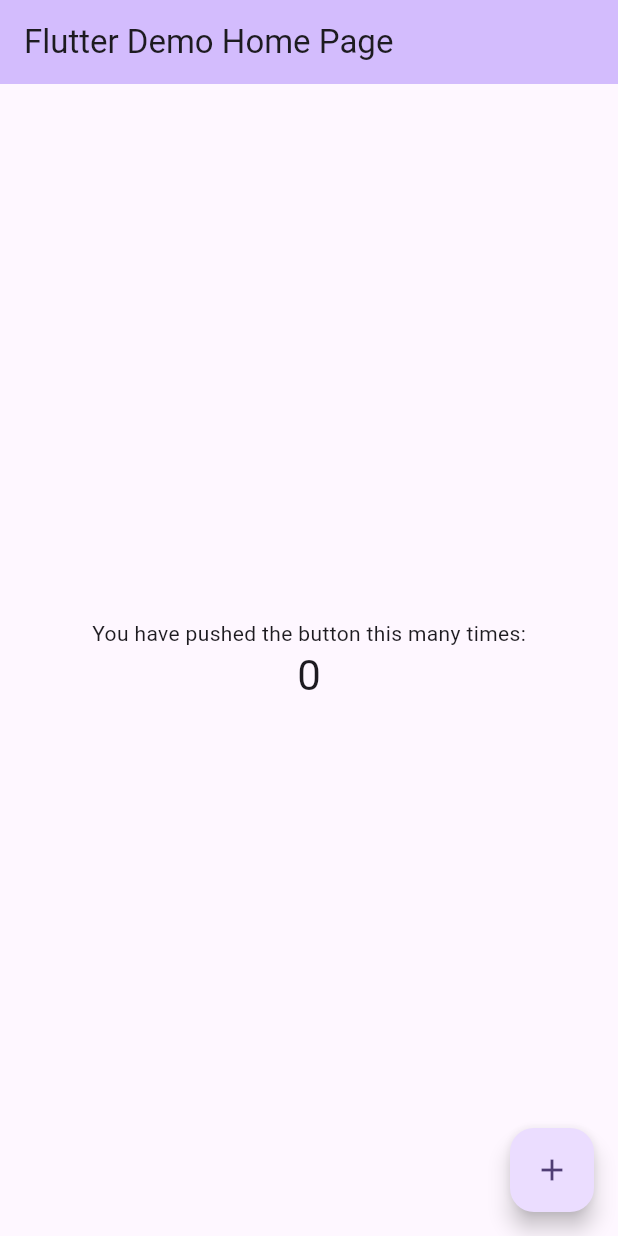
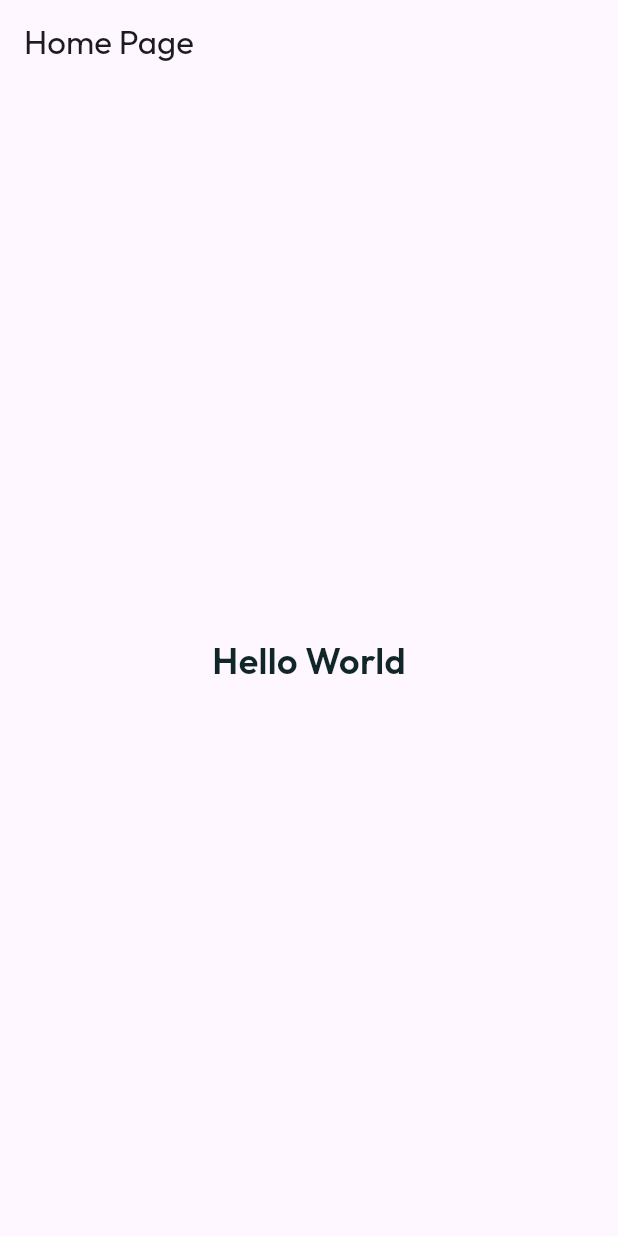
Before and after one commit to NexusphereCo/aiproof, a Flutter app: the screen it shows after launch, on a phone screen of 412 x 824 dp. Run offline on Flutter 3.47's test engine with Material 3 defaults, Android fonts, the phone set to English and light mode, and no system bars; drawn by our look-alikes of auto_size_text.

Commit message:
initial development

```diff
--- /dev/null
+++ b/lib/constants/colors.dart
@@ -0,0 +1,75 @@
+import 'package:flutter/material.dart';
+
+class APColor {
+  APColor._();
+
+  static MaterialColor primary = const MaterialColor(
+    // default = shade[500]
+    0xFF19979C,
+    <int, Color>{
+      50: Color(0xFFF2F3FC),
+      100: Color(0xFFB8DFE0),
+      200: Color(0xFF95CFD1),
+      300: Color(0xFF65B9BD),
+      400: Color(0xFF47ACB0),
+      500: Color(0xFF19979C),
+      600: Color(0xFF17898E),
+      700: Color(0xFF126B6F),
+      800: Color(0xFF0E5356),
+      900: Color(0xFF0B3F42),
+    },
+  );
+
+  static MaterialColor secondary = const MaterialColor(
+    // default = shade[500]
+    0xFF154682,
+    <int, Color>{
+      50: Color(0xFFE8EDF3),
+      100: Color(0xFFB6C6D8),
+      200: Color(0xFF93AAC6),
+      300: Color(0xFF6283AB),
+      400: Color(0xFF446B9B),
+      500: Color(0xFF154682),
+      600: Color(0xFF134076),
+      700: Color(0xFF0F325C),
+      800: Color(0xFF0C2748),
+      900: Color(0xFF091D37),
+    },
+  );
+
+  static MaterialColor light = const MaterialColor(
+    // default = shade[50]
+    0xFFFFFFFF,
+    <int, Color>{
+      50: Color(0xFFFFFFFF),
+      100: Color(0xFFE8E8E8),
+      200: Color(0xFFB5B5B5),
+      300: Color(0xFF8C8C8C),
+      400: Color(0xFF6B6B6B),
+    },
+  );
+
+  static MaterialColor dark = const MaterialColor(
+    // default = shade[400]
+    0xFF112629,
+    <int, Color>{
+      50: Color(0xFFB5BCBD),
+      100: Color(0xFF929B9D),
+      200: Color(0xFF606E70),
+      300: Color(0xFF415154),
+      400: Color(0xFF112629),
+    },
+  );
+
+  static MaterialColor red = const MaterialColor(
+    // default = shade[400]
+    0xFFF64040,
+    <int, Color>{
+      50: Color(0xFFFFD7D7),
+      100: Color(0xFFFFB9B9),
+      200: Color(0xFFF99696),
+      300: Color(0xFFF57070),
+      400: Color(0xFFF64040),
+    },
+  );
+}
--- /dev/null
+++ b/lib/constants/sizes.dart
@@ -0,0 +1,43 @@
+class Spacing {
+  Spacing._();
+
+  // Extra Small
+  static const double xs = 4.0;
+  // Small
+  static const double sm = 8.0;
+  // Medium
+  static const double md = 12.0;
+  // Large
+  static const double lg = 16.0;
+  // Extra Large
+  static const double xl = 24.0;
+  // Double Extra Large
+  static const double xxl = 32.0;
+  // Triple Extra Large
+  static const double xxxl = 64.0;
+}
+
+class Global {
+  Global._();
+
+  static const double paddingBody = 20.0;
+}
+
+class APBorderRadius {
+  APBorderRadius._();
+
+  // Extra Small
+  static const double xs = 3.0;
+  // Small (default, forms)
+  static const double sm = 6.0;
+  // Medium
+  static const double md = 12.0;
+  // Large
+  static const double lg = 20.0;
+  // Extra Large
+  static const double xl = 45.0;
+  // Double Extra Large
+  static const double xxl = 60.0;
+  // Triple Extra Large
+  static const double xxxl = 100.0;
+}
--- /dev/null
+++ b/lib/constants/theme.dart
@@ -0,0 +1,102 @@
+import 'package:ai_proof/constants/colors.dart';
+import 'package:ai_proof/constants/sizes.dart';
+import 'package:ai_proof/constants/typography.dart';
+
+import 'package:flutter/material.dart';
+
+class APTheme {
+  APTheme._();
+
+  static const baseTextStyle = TextStyle(fontFamily: APTypography.fontFamily);
+
+  static TextTheme buildTextTheme() {
+    return const TextTheme(
+      bodyLarge: baseTextStyle,
+      bodyMedium: baseTextStyle,
+      bodySmall: baseTextStyle,
+      displayLarge: baseTextStyle,
+      displayMedium: baseTextStyle,
+      displaySmall: baseTextStyle,
+      headlineLarge: baseTextStyle,
+      headlineMedium: baseTextStyle,
+      headlineSmall: baseTextStyle,
+      labelLarge: baseTextStyle,
+      labelMedium: baseTextStyle,
+      labelSmall: baseTextStyle,
+      titleLarge: baseTextStyle,
+      titleMedium: baseTextStyle,
+      titleSmall: baseTextStyle,
+    );
+  }
+
+  static ThemeData data() {
+    const borderRadius = 8.0;
+    const scrollbarRadius = 100.0;
+    const scrollbarMargin = 5.0;
+
+    return ThemeData(
+      primarySwatch: APColor.primary,
+      textTheme: buildTextTheme(),
+      floatingActionButtonTheme: FloatingActionButtonThemeData(
+        backgroundColor: APColor.primary,
+        foregroundColor: APColor.light,
+        shape: const CircleBorder(),
+      ),
+      bottomSheetTheme: BottomSheetThemeData(
+        shape: const RoundedRectangleBorder(
+          borderRadius: BorderRadius.only(
+            topLeft: Radius.circular(APBorderRadius.lg),
+            topRight: Radius.circular(APBorderRadius.lg),
+          ),
+        ),
+        elevation: 0,
+        backgroundColor: APColor.light,
+      ),
+      popupMenuTheme: PopupMenuThemeData(
+        textStyle: TextStyle(
+          fontFamily: APTypography.fontFamily,
+          fontSize: APFontSize.label,
+          fontWeight: APFontWeight.regular,
+          color: APColor.primary,
+        ),
+        elevation: 5,
+        shadowColor: APColor.primary[100],
+        shape: RoundedRectangleBorder(
+          borderRadius: BorderRadius.circular(APBorderRadius.md),
+          side: BorderSide(color: APColor.primary, width: 1.0),
+        ),
+      ),
+      snackBarTheme: SnackBarThemeData(
+        contentTextStyle: TextStyle(
+          fontFamily: APTypography.fontFamily,
+          fontSize: APFontSize.label,
+          fontWeight: APFontWeight.regular,
+          color: APColor.light,
+        ),
+        shape: const RoundedRectangleBorder(
+          borderRadius: BorderRadius.all(
+            Radius.circular(borderRadius),
+          ),
+        ),
+        behavior: SnackBarBehavior.floating,
+        insetPadding: const EdgeInsets.symmetric(horizontal: 10.0, vertical: 20.0),
+        backgroundColor: APColor.primary,
+      ),
+      inputDecorationTheme: InputDecorationTheme(
+        enabledBorder: OutlineInputBorder(
+          borderSide: BorderSide(color: APColor.dark),
+          borderRadius: BorderRadius.circular(borderRadius),
+        ),
+        focusedBorder: OutlineInputBorder(
+          borderSide: BorderSide(color: APColor.primary),
+          borderRadius: BorderRadius.circular(borderRadius),
+        ),
+      ),
+      scrollbarTheme: const ScrollbarThemeData(
+        radius: Radius.circular(scrollbarRadius),
+        crossAxisMargin: scrollbarMargin,
+        mainAxisMargin: scrollbarMargin,
+      ),
+    );
+  }
+}
--- /dev/null
+++ b/lib/constants/typography.dart
@@ -0,0 +1,74 @@
+import 'package:ai_proof/constants/colors.dart';
+
+import 'package:auto_size_text/auto_size_text.dart';
+import 'package:flutter/material.dart';
+
+/// defines the custom font weight
+class APFontWeight {
+  APFontWeight._();
+
+  static const FontWeight thin = FontWeight.w300;
+  static const FontWeight regular = FontWeight.w500;
+  static const FontWeight bold = FontWeight.w600;
+  static const FontWeight semiBold = FontWeight.w700;
+  static const FontWeight extraBold = FontWeight.w800;
+}
+
+/// defines the custom font size
+class APFontSize {
+  APFontSize._();
+
+  static const double h1 = 24.0;
+  static const double h2 = 20.0;
+  static const double h3 = 18.0;
+  static const double h4 = 15.0;
+  static const double normal = 14.0;
+  static const double label = 13.0;
+  static const double small = 10.0;
+}
+
+class APTypography {
+  APTypography._();
+
+  static const String fontFamily = 'Outfit';
+
+  static Widget _textStyle(
+    String str,
+    double fontSize,
+    Color? color,
+    bool muted,
+    FontWeight fontWeight,
+    TextAlign? textAlign,
+    int? maxLines,
+    bool? cutOverflow,
+  ) {
+    return AutoSizeText(
+      str,
+      style: TextStyle(
+        fontSize: fontSize,
+        fontWeight: fontWeight,
+        color: color ?? APColor.dark.withOpacity(muted ? 0.5 : 1),
+      ),
+      textAlign: textAlign,
+      maxLines: maxLines,
+      overflow: (cutOverflow ?? false) ? TextOverflow.ellipsis : null,
+    );
+  }
+
+  /// typography headings and texts with parameters.
+  /// @param [Text] text - required; the text message
+  ///        [Color] color - nullable;
+  ///        [FontWeight] fontWeight - nullable;
+  ///        [bool] muted - nullable;
+  ///        [TextAlign] textAlign - nullable;
+  ///        [int] maxLines - nullable;
+  ///        [bool] cutOverflow - nullable;
+  /// @returns [AutoSizeText]
+  static Widget h1({required String text, Color? color, FontWeight? fontWeight, bool muted = false, TextAlign? textAlign, int? maxLines, bool? cutOverflow}) => _textStyle(text, APFontSize.h1, color, muted, fontWeight ?? APFontWeight.extraBold, textAlign, maxLines, cutOverflow);
+  static Widget h2({required String text, Color? color, FontWeight? fontWeight, bool muted = false, TextAlign? textAlign, int? maxLines, bool? cutOverflow}) => _textStyle(text, APFontSize.h2, color, muted, fontWeight ?? APFontWeight.extraBold, textAlign, maxLines, cutOverflow);
+  static Widget h3({required String text, Color? color, FontWeight? fontWeight, bool muted = false, TextAlign? textAlign, int? maxLines, bool? cutOverflow}) => _textStyle(text, APFontSize.h3, color, muted, fontWeight ?? APFontWeight.extraBold, textAlign, maxLines, cutOverflow);
+  static Widget h4({required String text, Color? color, FontWeight? fontWeight, bool muted = false, TextAlign? textAlign, int? maxLines, bool? cutOverflow}) => _textStyle(text, APFontSize.h4, color, muted, fontWeight ?? APFontWeight.extraBold, textAlign, maxLines, cutOverflow);
+  static Widget text({required String text, Color? color, FontWeight? fontWeight, bool muted = false, TextAlign? textAlign, int? maxLines, bool? cutOverflow}) => _textStyle(text, APFontSize.normal, color, muted, fontWeight ?? APFontWeight.regular, textAlign, maxLines, cutOverflow);
+  static Widget label({required String text, Color? color, FontWeight? fontWeight, bool muted = false, TextAlign? textAlign, int? maxLines, bool? cutOverflow}) => _textStyle(text, APFontSize.label, color, muted, fontWeight ?? APFontWeight.semiBold, textAlign, maxLines, cutOverflow);
+  static Widget small({required String text, Color? color, FontWeight? fontWeight, bool muted = false, TextAlign? textAlign, int? maxLines, bool? cutOverflow}) => _textStyle(text, APFontSize.small, color, muted, fontWeight ?? APFontWeight.regular, textAlign, maxLines, cutOverflow);
+}
--- a/lib/main.dart
+++ b/lib/main.dart
@@ -1,125 +1,6 @@
+import 'package:ai_proof/modules/app.dart';
 import 'package:flutter/material.dart';
 
 void main() {
   runApp(const MyApp());
 }
-
-class MyApp extends StatelessWidget {
-  const MyApp({super.key});
-
-  // This widget is the root of your application.
-  @override
-  Widget build(BuildContext context) {
-    return MaterialApp(
-      title: 'Flutter Demo',
-      theme: ThemeData(
-        // This is the theme of your application.
-        //
-        // TRY THIS: Try running your application with "flutter run". You'll see
-        // the application has a purple toolbar. Then, without quitting the app,
-        // try changing the seedColor in the colorScheme below to Colors.green
-        // and then invoke "hot reload" (save your changes or press the "hot
-        // reload" button in a Flutter-supported IDE, or press "r" if you used
-        // the command line to start the app).
-        //
-        // Notice that the counter didn't reset back to zero; the application
-        // state is not lost during the reload. To reset the state, use hot
-        // restart instead.
-        //
-        // This works for code too, not just values: Most code changes can be
-        // tested with just a hot reload.
-        colorScheme: ColorScheme.fromSeed(seedColor: Colors.deepPurple),
-        useMaterial3: true,
-      ),
-      home: const MyHomePage(title: 'Flutter Demo Home Page'),
-    );
-  }
-}
-
-class MyHomePage extends StatefulWidget {
-  const MyHomePage({super.key, required this.title});
-
-  // This widget is the home page of your application. It is stateful, meaning
-  // that it has a State object (defined below) that contains fields that affect
-  // how it looks.
-
-  // This class is the configuration for the state. It holds the values (in this
-  // case the title) provided by the parent (in this case the App widget) and
-  // used by the build method of the State. Fields in a Widget subclass are
-  // always marked "final".
-
-  final String title;
-
-  @override
-  State<MyHomePage> createState() => _MyHomePageState();
-}
-
-class _MyHomePageState extends State<MyHomePage> {
-  int _counter = 0;
-
-  void _incrementCounter() {
-    setState(() {
-      // This call to setState tells the Flutter framework that something has
-      // changed in this State, which causes it to rerun the build method below
-      // so that the display can reflect the updated values. If we changed
-      // _counter without calling setState(), then the build method would not be
-      // called again, and so nothing would appear to happen.
-      _counter++;
-    });
-  }
-
-  @override
-  Widget build(BuildContext context) {
-    // This method is rerun every time setState is called, for instance as done
-    // by the _incrementCounter method above.
-    //
-    // The Flutter framework has been optimized to make rerunning build methods
-    // fast, so that you can just rebuild anything that needs updating rather
-    // than having to individually change instances of widgets.
-    return Scaffold(
-      appBar: AppBar(
-        // TRY THIS: Try changing the color here to a specific color (to
-        // Colors.amber, perhaps?) and trigger a hot reload to see the AppBar
-        // change color while the other colors stay the same.
-        backgroundColor: Theme.of(context).colorScheme.inversePrimary,
-        // Here we take the value from the MyHomePage object that was created by
-        // the App.build method, and use it to set our appbar title.
-        title: Text(widget.title),
-      ),
-      body: Center(
-        // Center is a layout widget. It takes a single child and positions it
-        // in the middle of the parent.
-        child: Column(
-          // Column is also a layout widget. It takes a list of children and
-          // arranges them vertically. By default, it sizes itself to fit its
-          // children horizontally, and tries to be as tall as its parent.
-          //
-          // Column has various properties to control how it sizes itself and
-          // how it positions its children. Here we use mainAxisAlignment to
-          // center the children vertically; the main axis here is the vertical
-          // axis because Columns are vertical (the cross axis would be
-          // horizontal).
-          //
-          // TRY THIS: Invoke "debug painting" (choose the "Toggle Debug Paint"
-          // action in the IDE, or press "p" in the console), to see the
-          // wireframe for each widget.
-          mainAxisAlignment: MainAxisAlignment.center,
-          children: <Widget>[
-            const Text(
-              'You have pushed the button this many times:',
-            ),
-            Text(
-              '$_counter',
-              style: Theme.of(context).textTheme.headlineMedium,
-            ),
-          ],
-        ),
-      ),
-      floatingActionButton: FloatingActionButton(
-        onPressed: _incrementCounter,
-        tooltip: 'Increment',
-        child: const Icon(Icons.add),
-      ), // This trailing comma makes auto-formatting nicer for build methods.
-    );
-  }
-}
--- /dev/null
+++ b/lib/modules/app.dart
@@ -0,0 +1,25 @@
+import 'package:ai_proof/constants/theme.dart';
+import 'package:ai_proof/modules/auth/screens/homepage.dart';
+import 'package:ai_proof/utils/routes.dart';
+
+import 'package:flutter/material.dart';
+
+class MyApp extends StatefulWidget {
+  const MyApp({super.key});
+
+  @override
+  State<MyApp> createState() => _MyAppState();
+}
+
+class _MyAppState extends State<MyApp> {
+  @override
+  Widget build(BuildContext context) {
+    return MaterialApp(
+      title: 'eBayan',
+      theme: APTheme.data(),
+      routes: Routes.routes,
+      home: const HomePage(),
+      debugShowCheckedModeBanner: false,
+    );
+  }
+}
--- /dev/null
+++ b/lib/modules/auth/screens/homepage.dart
@@ -0,0 +1,19 @@
+import 'package:ai_proof/constants/colors.dart';
+import 'package:ai_proof/constants/typography.dart';
+import 'package:flutter/material.dart';
+
+class HomePage extends StatelessWidget {
+  const HomePage({super.key});
+
+  @override
+  Widget build(BuildContext context) {
+    return Scaffold(
+      appBar: AppBar(
+        title: const Text('Home Page'),
+      ),
+      body: Center(
+        child: APTypography.h1(text: "Hello World", color: APColor.dark[400], fontWeight: APFontWeight.bold),
+      ),
+    );
+  }
+}
--- /dev/null
+++ b/lib/utils/routes.dart
@@ -0,0 +1,33 @@
+import 'package:ai_proof/modules/auth/screens/homepage.dart';
+import 'package:flutter/material.dart';
+
+class Routes {
+  Routes._();
+
+  // static variable for homepage route
+  static const String homepage = '/homepage';
+
+  // Map that associates route names with their corresponding screen widgets.
+  static final Map<String, Widget Function()> routesMap = {
+    homepage: () => const HomePage(),
+  };
+
+  // Map that associates route names with their corresponding builder functions.
+  static final routes = <String, WidgetBuilder>{
+    homepage: (BuildContext context) => const HomePage(),
+  };
+}
+
+// Function to create a custom page route for navigation.
+Route createRoute({required String route, Object? args}) {
+  final destinationBuilder = Routes.routesMap[route];
+
+  if (destinationBuilder != null) {
+    return MaterialPageRoute(
+      builder: (context) => destinationBuilder(),
+      settings: RouteSettings(name: route, arguments: args),
+    );
+  }
+
+  throw Exception("Invalid route. Cannot create route!");
+}
```
Also changed, not shown: pubspec.yaml (+12 -19 lines), lib/assets/fonts/outfit/Outfit-Black.ttf (added), lib/assets/fonts/outfit/Outfit-Bold.ttf (added), lib/assets/fonts/outfit/Outfit-ExtraBold.ttf (added), lib/assets/fonts/outfit/Outfit-ExtraLight.ttf (added), lib/assets/fonts/outfit/Outfit-Light.ttf (added), lib/assets/fonts/outfit/Outfit-Medium.ttf (added), lib/assets/fonts/outfit/Outfit-Regular.ttf (added), lib/assets/fonts/outfit/Outfit-SemiBold.ttf (added), lib/assets/fonts/outfit/Outfit-Thin.ttf (added), lib/modules/auth/index.dart (added), 1 other file.
